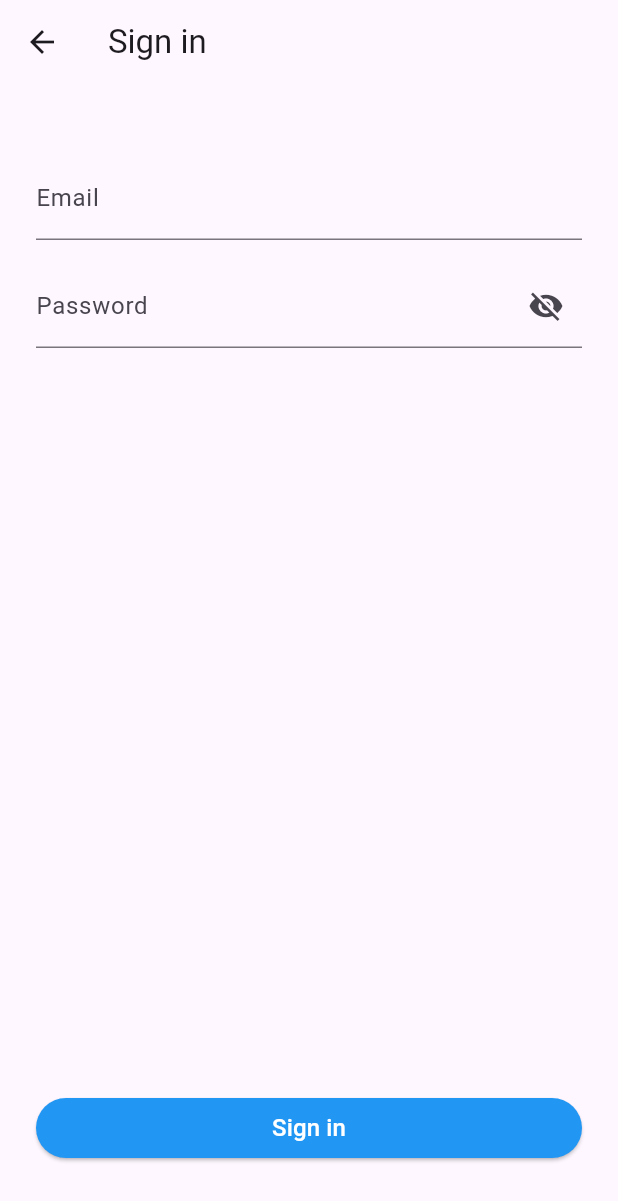
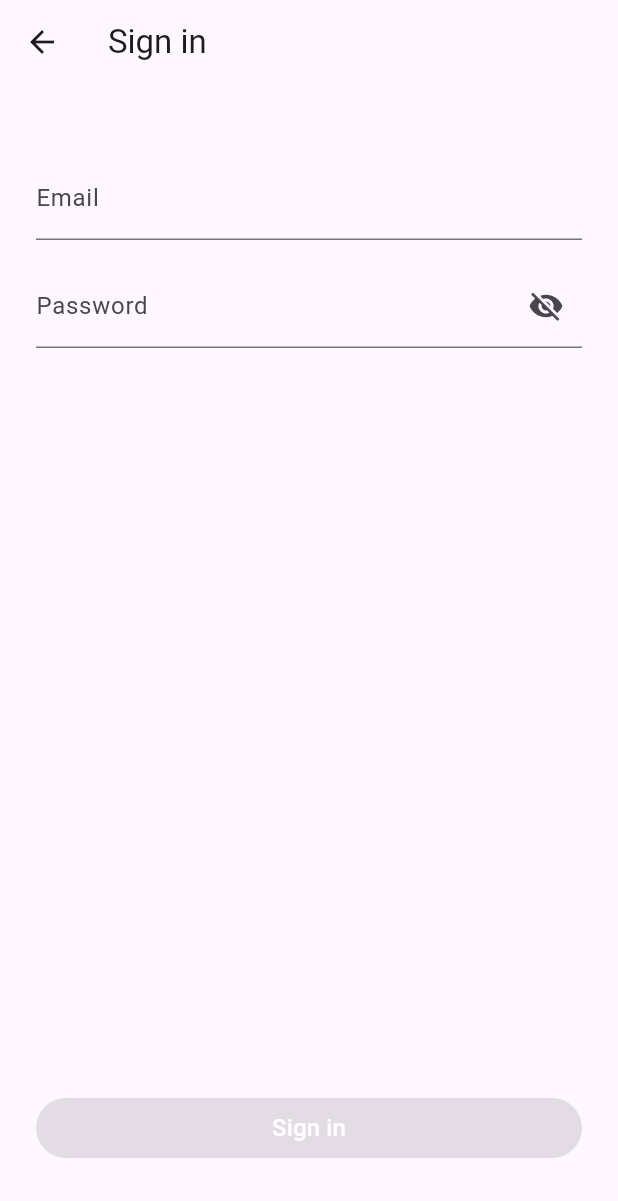
Before and after one commit to M0bileDev/sport_matcher, a Flutter app: the EmailAuthenticationScreen screen opened directly, on a phone screen of 412 x 824 dp. Shown: the top 1201 px of the screen. Run offline on Flutter 3.47's test engine with Material 3 defaults, Android fonts, the phone set to English and light mode, and no system bars.

Commit message:
added disabling and enabling sign in button

```diff
--- a/lib/ui/authentication/email_authentication/email_authentication_screen.dart
+++ b/lib/ui/authentication/email_authentication/email_authentication_screen.dart
@@ -1,15 +1,14 @@
 import 'package:flutter/material.dart';
+import 'package:sport_matcher/ui/authentication/email_authentication/email_authentication_view_model.dart';
 import 'package:sport_matcher/ui/core/ui/buttons/rounded_button.dart';
 import 'package:sport_matcher/ui/core/ui/text_fields/password_text_field.dart';
 import 'package:sport_matcher/ui/core/ui/text_fields/plain_text_field.dart';
-import 'package:sport_matcher/ui/core/utilities/validators/email_validator.dart';
-import 'package:sport_matcher/ui/core/utilities/validators/minimum_text_length_validator.dart';
 
 class EmailAuthenticationScreen extends StatefulWidget {
-  const EmailAuthenticationScreen({super.key, required String title})
-      : _title = title;
+  EmailAuthenticationScreen({super.key, required String title})
+      : viewModel = EmailAuthenticationViewModel(title: title);
 
-  final String _title;
+  final EmailAuthenticationViewModel viewModel;
 
   @override
   State<EmailAuthenticationScreen> createState() {
@@ -18,17 +17,18 @@ class EmailAuthenticationScreen extends StatefulWidget {
 }
 
 class _EmailAuthenticationScreenState extends State<EmailAuthenticationScreen> {
-  final _userNameTextController = TextEditingController();
-  final _passwordTextController = TextEditingController();
-
-  void _onFinishProcessSelected() {
-    print('Email authentication screen _onFinishProcessSelected');
+  @override
+  void initState() {
+    super.initState();
+    widget.viewModel.onStateChanged = () {
+      setState(() {});
+    };
   }
 
   @override
   void dispose() {
-    _userNameTextController.dispose();
-    _passwordTextController.dispose();
+    widget.viewModel.disposeControllers();
+    widget.viewModel.dispose();
     super.dispose();
   }
 
@@ -36,7 +36,7 @@ class _EmailAuthenticationScreenState extends State<EmailAuthenticationScreen> {
   Widget build(BuildContext context) {
     return Scaffold(
       appBar: AppBar(
-        title: Text(widget._title),
+        title: Text(widget.viewModel.title),
       ),
       body: Padding(
         padding: EdgeInsets.symmetric(horizontal: 24, vertical: 48),
@@ -47,23 +47,23 @@ class _EmailAuthenticationScreenState extends State<EmailAuthenticationScreen> {
                 children: [
                   PlainTextField(
                     keyboardType: TextInputType.emailAddress,
-                    controller: _userNameTextController,
+                    controller: widget.viewModel.emailTextController,
                     title: "Email",
-                    validator: EmailValidator(),
+                    validator: widget.viewModel.emailValidator,
                   ),
                   SizedBox(
                     height: 16,
                   ),
                   PasswordTextField(
-                    controller: _passwordTextController,
-                    validator: MinimumTextLengthValidator(minimumLength: 12),
+                    controller: widget.viewModel.passwordTextController,
+                    validator: widget.viewModel.passwordValidator,
                   )
                 ],
               ),
             ),
             roundedButton(
-              buttonTitle: widget._title,
-              onPressed: _onFinishProcessSelected,
+              buttonTitle: widget.viewModel.title,
+              onPressed: widget.viewModel.getFinishProcessButtonAction()
             )
           ],
         ),
--- /dev/null
+++ b/lib/ui/authentication/email_authentication/email_authentication_view_model.dart
@@ -0,0 +1,54 @@
+import 'package:flutter/material.dart';
+import 'package:sport_matcher/ui/core/utilities/validators/email_validator.dart';
+import 'package:sport_matcher/ui/core/utilities/validators/minimum_text_length_validator.dart';
+
+class EmailAuthenticationViewModel extends ChangeNotifier {
+  final String title;
+  final emailTextController = TextEditingController();
+  final passwordTextController = TextEditingController();
+
+  final emailValidator = EmailValidator();
+  final passwordValidator = MinimumTextLengthValidator(minimumLength: 12);
+
+  bool isFinishProcesButtonActive = false;
+
+  String? emailError;
+  String? passwordError;
+  Function()? onStateChanged;
+
+  EmailAuthenticationViewModel({required this.title}) {
+    emailTextController.addListener(_updateButtonState);
+    passwordTextController.addListener(_updateButtonState);
+  }
+
+  VoidCallback? getFinishProcessButtonAction() {
+    if (isFinishProcesButtonActive) {
+      return () =>
+          print('Email authentication screen _onFinishProcessSelected');
+    } else {
+      return null;
+    }
+  }
+
+  void _updateButtonState() {
+    final email = emailTextController.text;
+    final password = passwordTextController.text;
+
+    final isEmailValid = emailValidator.validate(email) == null;
+    final isPasswordValid = passwordValidator.validate(password) == null;
+
+    final newButtonState = isEmailValid && isPasswordValid;
+
+    if (isFinishProcesButtonActive != newButtonState) {
+      isFinishProcesButtonActive = newButtonState;
+      onStateChanged?.call();
+    }
+  }
+
+  void disposeControllers() {
+    emailTextController.removeListener(_updateButtonState);
+    emailTextController.dispose();
+    passwordTextController.removeListener(_updateButtonState);
+    passwordTextController.dispose();
+  }
+}
--- a/lib/ui/core/ui/buttons/rounded_button.dart
+++ b/lib/ui/core/ui/buttons/rounded_button.dart
@@ -1,14 +1,23 @@
 import 'package:flutter/material.dart';
 
 Widget roundedButton(
-    {required String buttonTitle, required VoidCallback onPressed}) {
+    {required String buttonTitle, required VoidCallback? onPressed}) {
   double borderRadius = 30;
+
+  Color getBackgroundColor() {
+    if (onPressed == null) {
+      return Colors.grey;
+    } else {
+      return Colors.blue;
+    }
+  }
+
   return SizedBox(
     width: double.infinity,
     child: ElevatedButton(
       onPressed: onPressed,
       style: ElevatedButton.styleFrom(
-        backgroundColor: Colors.blue,
+        backgroundColor: getBackgroundColor(),
         shape: RoundedRectangleBorder(
           borderRadius: BorderRadius.circular(borderRadius),
         ),
```
